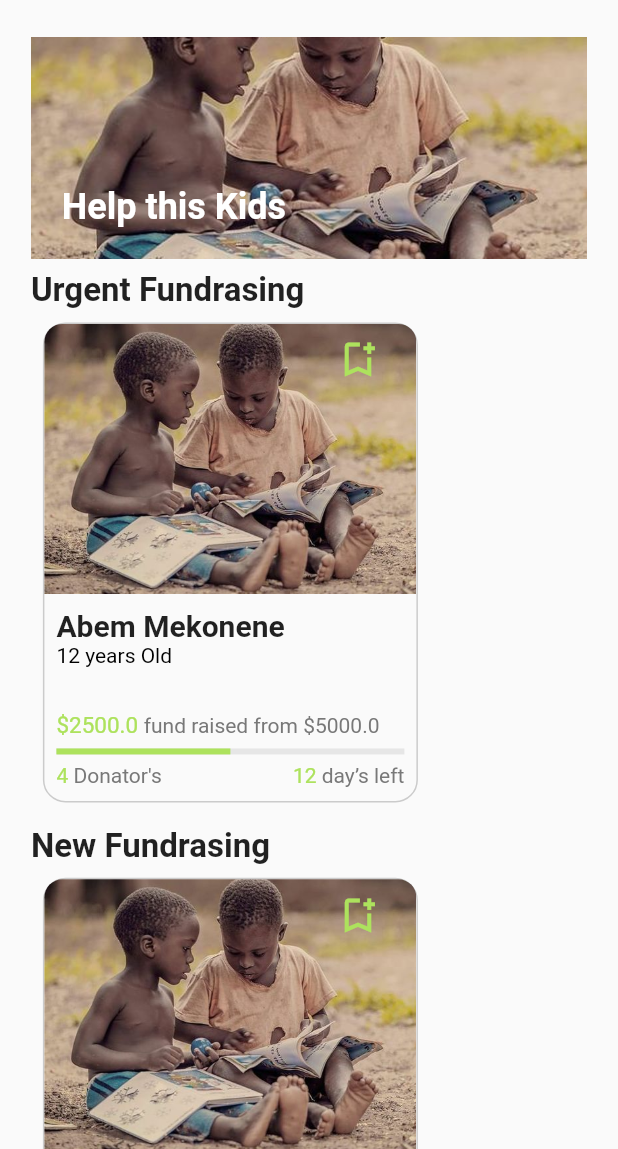
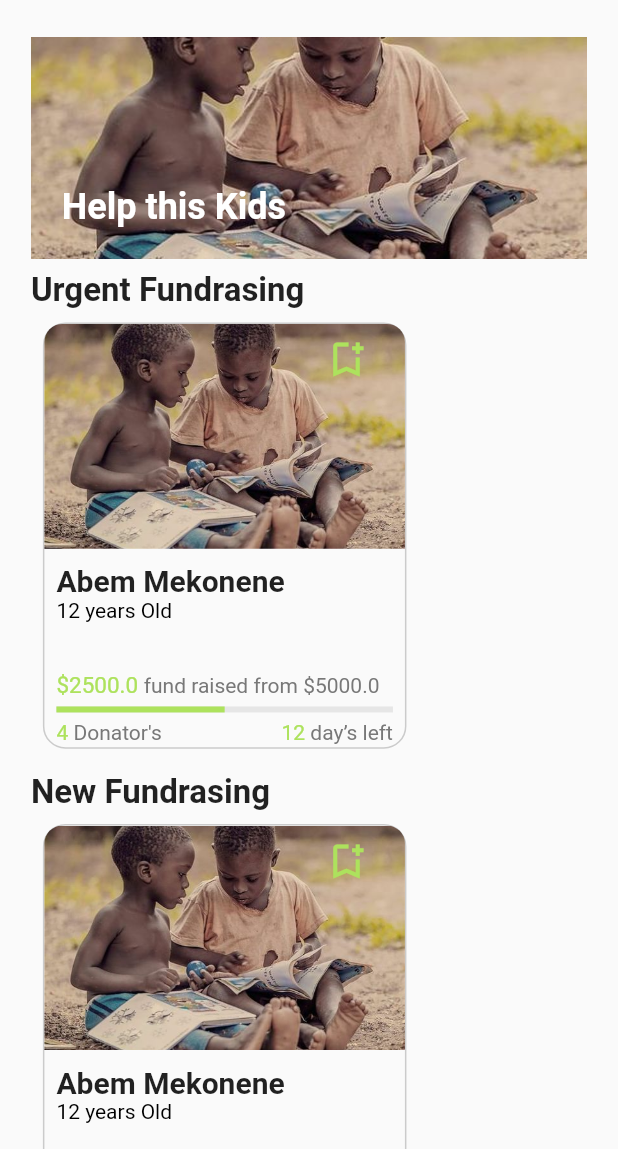
Before and after one commit to WECARE-BMA/wecare_app, a Flutter app: the HomePage screen opened directly, on a phone screen of 412 x 824 dp, the part 87-1236 px from its top. Run offline on Flutter 3.47's test engine with Material 2 defaults, Android fonts, the phone set to English and light mode, and no system bars; our stand-ins replace animated_splash_screen, firebase_core, google_fonts; accounts and stored records are empty.

Commit message:
responsiveness of card

```diff
--- a/lib/components/kid_card.dart
+++ b/lib/components/kid_card.dart
@@ -11,8 +11,8 @@ class KidCard extends StatelessWidget {
     return Padding(
       padding: const EdgeInsets.all(8.0),
       child: Container(
-        height: 320,
-        width: 250,
+        height: MediaQuery.of(context).size.height / 2.9,
+        width: MediaQuery.of(context).size.width / 1.7,
         decoration: BoxDecoration(
             borderRadius: BorderRadius.circular(15),
             border:
@@ -33,22 +33,22 @@ class KidCard extends StatelessWidget {
                               image: AssetImage('assets/images/image1.jpg'),
                               fit: BoxFit.cover)),
                       width: MediaQuery.of(context).size.width,
-                      height: 180,
+                      height: MediaQuery.of(context).size.height / 5.5,
                     ),
                     Padding(
                       padding: const EdgeInsets.only(
                           left: 8.0, right: 8.0, top: 10.0),
                       child: Column(
                         crossAxisAlignment: CrossAxisAlignment.start,
-                        children: const [
-                          Text(
+                        children: [
+                          const Text(
                             'Abem Mekonene',
                             style: TextStyle(
                               fontWeight: FontWeight.bold,
                               fontSize: 20,
                             ),
                           ),
-                          Text(
+                          const Text(
                             '12 years Old',
                             style: TextStyle(
                               fontSize: 14.0,
@@ -56,11 +56,11 @@ class KidCard extends StatelessWidget {
                             ),
                           ),
                           SizedBox(
-                            height: 30,
+                            height: MediaQuery.of(context).size.height / 25,
                           ),
                           SizedBox(
-                            width: 240,
-                            height: 50,
+                            width: MediaQuery.of(context).size.width / 0.2,
+                            height: MediaQuery.of(context).size.height / 17,
                             child: DonationTracker(),
                           )
                         ],
```
